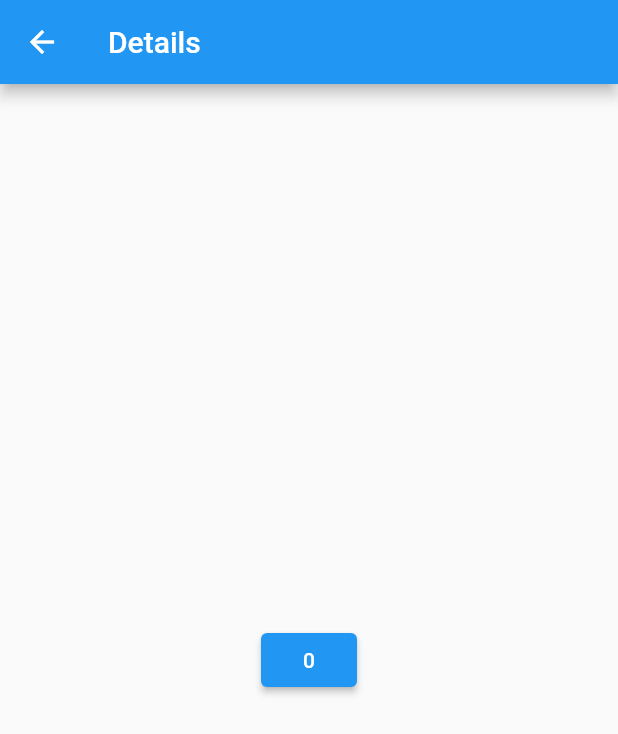
After one commit to CORDEA/use_view_model, a Flutter app: the Details screen opened directly, after a tap on "Ready", on a phone screen of 412 x 824 dp. The commit adds this screen. Shown: the top 734 px of the screen. Run offline on Flutter 3.47's test engine with Material 2 defaults, Android fonts, the phone set to English and light mode, and no system bars; our stand-ins replace flutter_hooks.

Commit message:
update the example

```diff
--- /dev/null
+++ b/example/lib/details.dart
@@ -0,0 +1,26 @@
+import 'package:flutter/material.dart';
+import 'package:flutter_hooks/flutter_hooks.dart';
+import 'package:use_view_model/use_view_model.dart';
+
+import 'details_view_model.dart';
+
+class Details extends HookWidget {
+  const Details({super.key});
+
+  @override
+  Widget build(BuildContext context) {
+    final viewModel = useViewModel(builder: () => DetailsViewModel());
+    return Scaffold(
+      appBar: AppBar(title: const Text('Details')),
+      body: Padding(
+        padding: const EdgeInsets.all(16),
+        child: Center(
+          child: ElevatedButton(
+            onPressed: viewModel.onTapped,
+            child: Text(useValueListenable(viewModel.label)),
+          ),
+        ),
+      ),
+    );
+  }
+}
--- /dev/null
+++ b/example/lib/details_view_model.dart
@@ -0,0 +1,34 @@
+import 'dart:async';
+
+import 'package:flutter/foundation.dart';
+import 'package:use_view_model/use_view_model.dart';
+
+class DetailsViewModel extends ViewModel {
+  StreamSubscription? _subscription;
+
+  ValueListenable<String> get label => _label;
+  final _label = ValueNotifier('Ready');
+
+  Future<void> onTapped() async {
+    _subscription = Stream.periodic(
+      const Duration(seconds: 1),
+      (c) => c.toString(),
+    ).listen(
+      (v) {
+        if (kDebugMode) {
+          print('count: $v');
+        }
+        _label.value = v;
+      },
+    );
+  }
+
+  @override
+  void dispose() {
+    if (kDebugMode) {
+      print('cancel');
+    }
+    _subscription?.cancel();
+    _label.dispose();
+  }
+}
--- a/example/lib/home.dart
+++ b/example/lib/home.dart
@@ -2,6 +2,7 @@ import 'package:flutter/material.dart';
 import 'package:flutter_hooks/flutter_hooks.dart';
 import 'package:use_view_model/use_view_model.dart';
 
+import 'details.dart';
 import 'home_view_model.dart';
 
 class Home extends HookWidget {
@@ -29,6 +30,15 @@ class _HomeBody extends HookWidget {
         _Label(),
         const SizedBox(height: 32),
         _Button(),
+        const SizedBox(height: 64),
+        ElevatedButton(
+          onPressed: () {
+            Navigator.of(context).push(
+              MaterialPageRoute(builder: (_) => const Details()),
+            );
+          },
+          child: const Text('Details'),
+        ),
       ],
     );
   }
```
